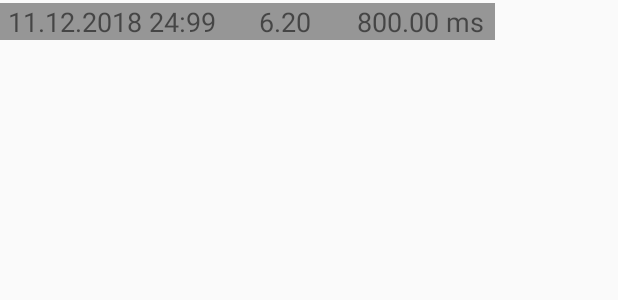
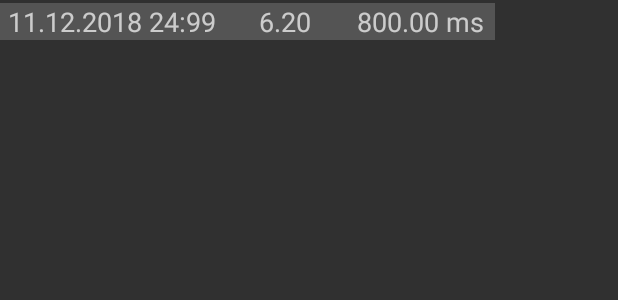
Before and after one commit to DennisWandschura/hrv_tool, an Android app: the layout hrventryview.xml on its own in the app's theme, with its tools: preview values and no code run, on a phone screen of 412 x 824 dp. Shown: the top 300 px of the screen. Run offline under Robolectric (Android 15) with nearby library versions, the phone set to English and light mode, and no system bars.

Commit message:
changed app style

```diff
--- a/app/src/main/res/layout/hrventryview.xml
+++ b/app/src/main/res/layout/hrventryview.xml
@@ -11,7 +11,7 @@
         android:layout_height="wrap_content"
         android:text="11.12.2018 24:99"
         android:textAlignment="center"
-        android:background="@color/black_overlay"
+        android:background="#2FF0F0F0"
         android:textSize="18sp" />
 
     <TextView
@@ -20,7 +20,7 @@
         android:layout_height="wrap_content"
         android:text="6.20"
         android:textAlignment="center"
-        android:background="@color/black_overlay"
+        android:background="#2FF0F0F0"
         android:textSize="18sp"/>
 
     <TextView
@@ -29,7 +29,7 @@
         android:layout_height="wrap_content"
         android:text="800.00 ms"
         android:textAlignment="center"
-        android:background="@color/black_overlay"
+        android:background="#2FF0F0F0"
         android:textSize="18sp"/>
 
 </LinearLayout>
--- a/app/src/main/res/values/styles.xml
+++ b/app/src/main/res/values/styles.xml
@@ -1,11 +1,12 @@
 <resources>
 
     <!-- Base application theme. -->
-    <style name="AppTheme" parent="Theme.AppCompat.Light.DarkActionBar">
+    <style name="AppTheme" parent="Theme.AppCompat.NoActionBar">
         <!-- Customize your theme here. -->
         <item name="colorPrimary">@color/colorPrimary</item>
         <item name="colorPrimaryDark">@color/colorPrimaryDark</item>
         <item name="colorAccent">@color/colorAccent</item>
+        <item name="android:colorBackground">#FF303030</item>
     </style>
 
     <style name="FullscreenTheme" parent="AppTheme">
```
